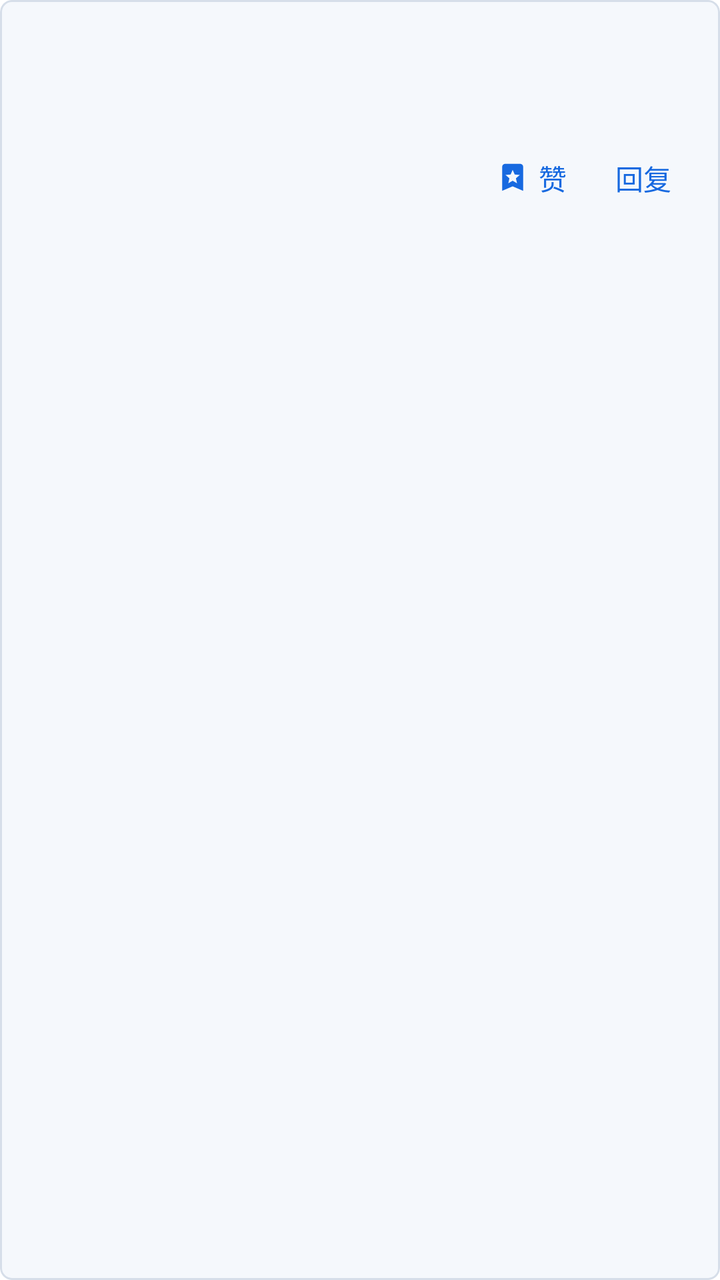
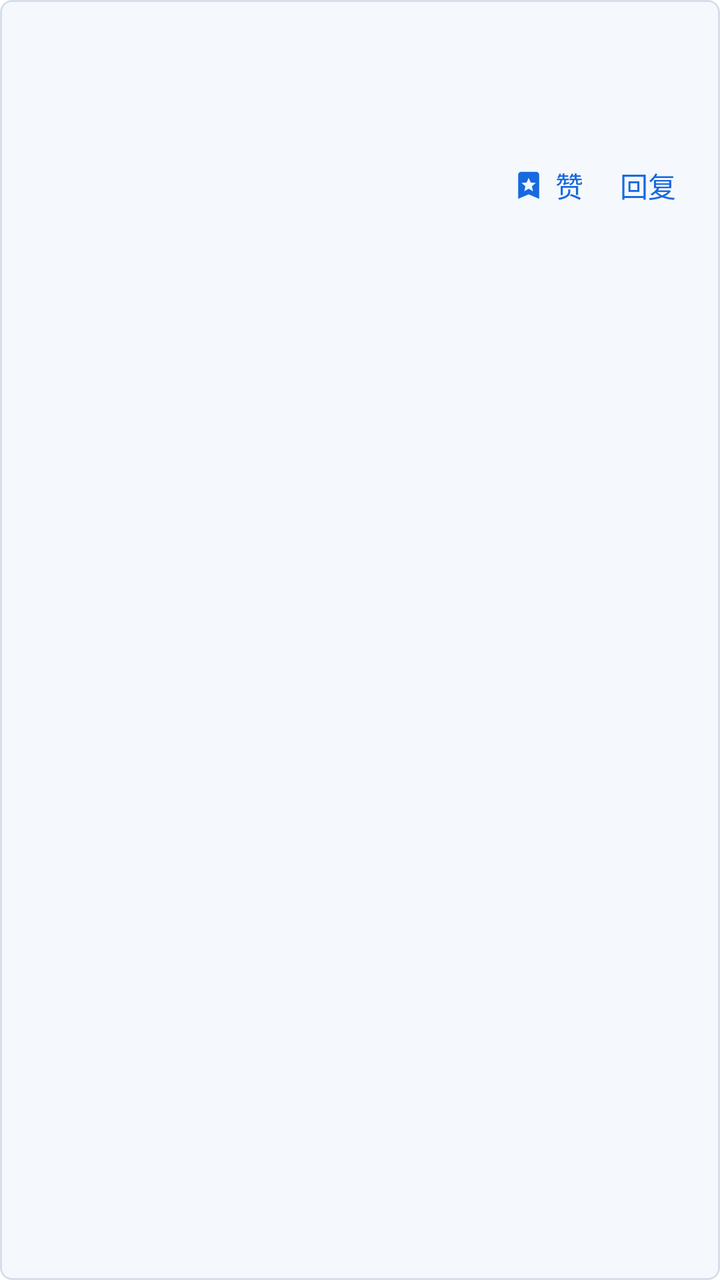

An Android layout rendered at two revisions. The XML below is the earlier revision; the diff shows what the commit changed to produce the second picture.
<!-- AndroidManifest.xml: application theme Theme.Yiyunying -->
<!-- res/layout/item_moment_comment.xml -->
<?xml version="1.0" encoding="utf-8"?>
<com.google.android.material.card.MaterialCardView xmlns:android="http://schemas.android.com/apk/res/android"
    xmlns:app="http://schemas.android.com/apk/res-auto"
    android:id="@+id/commentCard"
    android:layout_width="match_parent"
    android:layout_height="wrap_content"
    android:layout_marginBottom="8dp"
    app:cardBackgroundColor="@color/surface_container"
    app:cardCornerRadius="6dp"
    app:cardElevation="0dp"
    app:strokeColor="@color/outline_variant"
    app:strokeWidth="1dp">

    <LinearLayout
        android:layout_width="match_parent"
        android:layout_height="wrap_content"
        android:orientation="horizontal"
        android:padding="12dp">

        <com.google.android.material.imageview.ShapeableImageView
            android:id="@+id/avatar"
            android:layout_width="40dp"
            android:layout_height="40dp"
            android:contentDescription="查看评论者资料"
            android:scaleType="centerCrop"
            app:shapeAppearanceOverlay="@style/ShapeAppearance.Material3.Corner.Full" />

        <LinearLayout
            android:layout_width="0dp"
            android:layout_height="wrap_content"
            android:layout_marginStart="10dp"
            android:layout_weight="1"
            android:orientation="vertical">

            <LinearLayout
                android:layout_width="match_parent"
                android:layout_height="wrap_content"
                android:gravity="center_vertical"
                android:orientation="horizontal">

                <TextView
                    android:id="@+id/author"
                    android:layout_width="0dp"
                    android:layout_height="wrap_content"
                    android:layout_weight="1"
                    android:maxLines="1"
                    android:textAppearance="@style/TextAppearance.Material3.TitleSmall"
                    android:textColor="@color/on_surface" />

                <TextView
                    android:id="@+id/time"
                    android:layout_width="wrap_content"
                    android:layout_height="wrap_content"
                    android:layout_marginStart="8dp"
                    android:textAppearance="@style/TextAppearance.Material3.LabelSmall"
                    android:textColor="@color/on_surface_variant" />
            </LinearLayout>

            <TextView
                android:id="@+id/replyContext"
                android:layout_width="match_parent"
                android:layout_height="wrap_content"
                android:layout_marginTop="4dp"
                android:background="@color/surface_container_high"
                android:ellipsize="end"
                android:maxLines="2"
                android:padding="7dp"
                android:textAppearance="@style/TextAppearance.Material3.BodySmall"
                android:textColor="@color/on_surface_variant"
                android:visibility="gone" />

            <TextView
                android:id="@+id/content"
                android:layout_width="match_parent"
                android:layout_height="wrap_content"
                android:layout_marginTop="6dp"
                android:textAppearance="@style/TextAppearance.Material3.BodyLarge"
                android:textColor="@color/on_surface" />

            <ImageView
                android:id="@+id/sticker"
                android:layout_width="132dp"
                android:layout_height="132dp"
                android:layout_marginTop="6dp"
                android:contentDescription="评论表情包"
                android:scaleType="fitCenter"
                android:visibility="gone" />

            <LinearLayout
                android:id="@+id/mediaContainer"
                android:layout_width="match_parent"
                android:layout_height="wrap_content"
                android:layout_marginTop="6dp"
                android:orientation="vertical" />

            <LinearLayout
                android:layout_width="match_parent"
                android:layout_height="40dp"
                android:layout_marginTop="4dp"
                android:gravity="end|center_vertical"
                android:orientation="horizontal">

                <com.google.android.material.button.MaterialButton
                    android:id="@+id/likeButton"
                    style="@style/Widget.Material3.Button.TextButton"
                    android:layout_width="wrap_content"
                    android:layout_height="40dp"
                    android:minWidth="48dp"
                    android:text="赞"
                    app:icon="@drawable/ic_favorite" />

                <com.google.android.material.button.MaterialButton
                    android:id="@+id/replyButton"
                    style="@style/Widget.Material3.Button.TextButton"
                    android:layout_width="wrap_content"
                    android:layout_height="40dp"
                    android:minWidth="48dp"
                    android:text="回复" />
            </LinearLayout>
        </LinearLayout>
    </LinearLayout>
</com.google.android.material.card.MaterialCardView>
<!-- resources referenced by this layout -->
<resources>
  <color name="on_surface">#17243A</color>
  <color name="on_surface_variant">#5B687A</color>
  <color name="outline_variant">#D6DEE9</color>
  <color name="surface_container">#F5F8FC</color>
  <color name="surface_container_high">#EAF0F7</color>
  <!-- drawable ic_favorite (drawable) -->
  <vector xmlns:android="http://schemas.android.com/apk/res/android" android:width="24dp" android:height="24dp" android:viewportWidth="24" android:viewportHeight="24">
      <path android:fillColor="@color/on_surface_variant" android:pathData="M17,3H7a2,2 0,0 0,-2 2v16l7,-3 7,3V5a2,2 0,0 0,-2 -2zm-5,11.25L9.06,16l0.78,-3.34L7.25,10.4l3.41,-0.29L12,7l1.34,3.11 3.41,0.29 -2.59,2.26L14.94,16 12,14.25z" />
  </vector>
  <style name="Theme.Yiyunying" parent="Theme.Yiyunying.Base" />
  <style name="Theme.Yiyunying.Base" parent="Theme.Material3.Light.NoActionBar">
          <item name="colorPrimary">@color/primary</item>
          <item name="colorOnPrimary">@color/on_primary</item>
          <item name="colorPrimaryContainer">@color/primary_container</item>
          <item name="colorOnPrimaryContainer">@color/on_primary_container</item>
          <item name="colorSecondary">@color/secondary</item>
          <item name="colorOnSecondary">@color/on_secondary</item>
          <item name="colorSecondaryContainer">@color/secondary_container</item>
          <item name="colorTertiary">@color/tertiary</item>
          <item name="colorError">@color/error</item>
          <item name="android:colorBackground">@color/surface</item>
          <item name="colorSurface">@color/surface</item>
          <item name="colorOnSurface">@color/on_surface</item>
          <item name="colorOnSurfaceVariant">@color/on_surface_variant</item>
          <item name="colorOutline">@color/outline</item>
          <item name="android:fontFamily">sans-serif</item>
          <item name="android:windowActionModeOverlay">true</item>
          <item name="android:windowLightStatusBar">true</item>
          <item name="android:statusBarColor">@color/surface</item>
          <item name="android:navigationBarColor">@color/surface</item>
          <item name="materialCardViewStyle">@style/Widget.Yiyunying.Card</item>
          <item name="materialButtonStyle">@style/Widget.Yiyunying.Button</item>
      </style>
  <color name="primary">#1769E0</color>
  <color name="on_primary">#FFFFFF</color>
  <color name="primary_container">#E8F1FF</color>
  <color name="on_primary_container">#123A72</color>
  <color name="secondary">#4B78B8</color>
  <color name="on_secondary">#FFFFFF</color>
  <color name="secondary_container">#EAF2FF</color>
  <color name="tertiary">#476DA5</color>
  <color name="error">#BA1A1A</color>
  <color name="surface">#FFFFFF</color>
  <color name="outline">#AAB7C8</color>
  <style name="Widget.Yiyunying.Card" parent="Widget.Material3.CardView.Elevated">
          <item name="cardCornerRadius">8dp</item>
          <item name="cardElevation">1dp</item>
          <item name="cardBackgroundColor">@color/glass_surface</item>
          <item name="strokeColor">@color/glass_outline</item>
          <item name="strokeWidth">1dp</item>
      </style>
  <style name="Widget.Yiyunying.Button" parent="Widget.Material3.Button">
          <item name="cornerRadius">8dp</item>
          <item name="android:minHeight">48dp</item>
          <item name="android:textAllCaps">false</item>
      </style>
  <color name="glass_surface">#E8FFFFFF</color>
  <color name="glass_outline">#80C4CFDD</color>
</resources>

<!-- the commit's change to res/layout/item_moment_comment.xml (unified diff, before → after) -->
@@ -95,7 +95,7 @@
 
             <LinearLayout
                 android:layout_width="match_parent"
-                android:layout_height="40dp"
+                android:layout_height="48dp"
                 android:layout_marginTop="4dp"
                 android:gravity="end|center_vertical"
                 android:orientation="horizontal">
@@ -104,8 +104,20 @@
                     android:id="@+id/likeButton"
                     style="@style/Widget.Material3.Button.TextButton"
                     android:layout_width="wrap_content"
-                    android:layout_height="40dp"
+                    android:layout_height="48dp"
+                    android:ellipsize="end"
+                    android:gravity="center"
+                    android:includeFontPadding="false"
+                    android:insetBottom="0dp"
+                    android:insetLeft="0dp"
+                    android:insetRight="0dp"
+                    android:insetTop="0dp"
+                    android:maxLines="1"
+                    android:minHeight="0dp"
                     android:minWidth="48dp"
+                    android:paddingStart="8dp"
+                    android:paddingEnd="8dp"
+                    android:singleLine="true"
                     android:text="赞"
                     app:icon="@drawable/ic_favorite" />
 
@@ -113,8 +125,20 @@
                     android:id="@+id/replyButton"
                     style="@style/Widget.Material3.Button.TextButton"
                     android:layout_width="wrap_content"
-                    android:layout_height="40dp"
+                    android:layout_height="48dp"
+                    android:ellipsize="end"
+                    android:gravity="center"
+                    android:includeFontPadding="false"
+                    android:insetBottom="0dp"
+                    android:insetLeft="0dp"
+                    android:insetRight="0dp"
+                    android:insetTop="0dp"
+                    android:maxLines="1"
+                    android:minHeight="0dp"
                     android:minWidth="48dp"
+                    android:paddingStart="10dp"
+                    android:paddingEnd="10dp"
+                    android:singleLine="true"
                     android:text="回复" />
             </LinearLayout>
         </LinearLayout>
